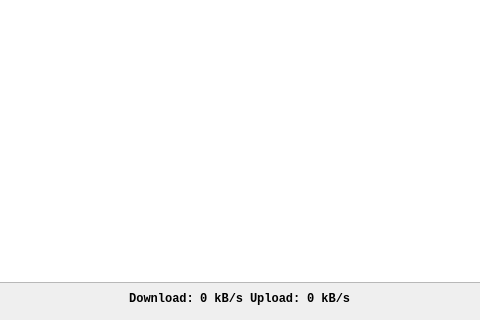
This is src/view/mainwindow.ui in haikion/afi-sync as Qt 5 draws it before an edit; both pictures show x 157 to 637 and y 280 to 600 of the 800 by 600 pixel window. The edited form follows.
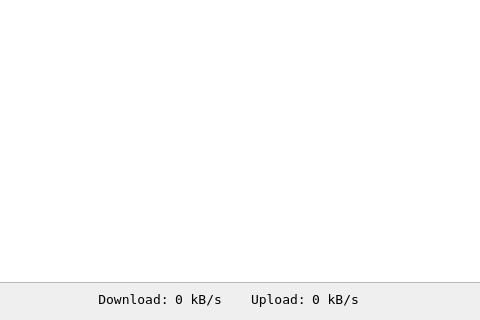
This is the edited form. Custom widgets are drawn as their Qt base class.

```diff
--- a/src/view/mainwindow.ui
+++ b/src/view/mainwindow.ui
@@ -78,9 +78,10 @@
          <widget class="QLabel" name="dlTitleLabel">
           <property name="font">
            <font>
-            <family>Courier New</family>
-            <weight>75</weight>
-            <bold>true</bold>
+            <family>DejaVu Sans Mono</family>
+            <pointsize>10</pointsize>
+            <weight>50</weight>
+            <bold>false</bold>
            </font>
           </property>
           <property name="text">
@@ -93,11 +94,18 @@
         </item>
         <item>
          <widget class="QLabel" name="dlValueLabel">
+          <property name="minimumSize">
+           <size>
+            <width>70</width>
+            <height>0</height>
+           </size>
+          </property>
           <property name="font">
            <font>
-            <family>Courier New</family>
-            <weight>75</weight>
-            <bold>true</bold>
+            <family>DejaVu Sans Mono</family>
+            <pointsize>10</pointsize>
+            <weight>50</weight>
+            <bold>false</bold>
            </font>
           </property>
           <property name="text">
@@ -109,10 +117,10 @@
          <widget class="QLabel" name="ulTitleLabel">
           <property name="font">
            <font>
-            <family>Courier New</family>
-            <pointsize>9</pointsize>
-            <weight>75</weight>
-            <bold>true</bold>
+            <family>DejaVu Sans Mono</family>
+            <pointsize>10</pointsize>
+            <weight>50</weight>
+            <bold>false</bold>
            </font>
           </property>
           <property name="text">
@@ -122,11 +130,18 @@
         </item>
         <item>
          <widget class="QLabel" name="ulValueLabel">
+          <property name="minimumSize">
+           <size>
+            <width>70</width>
+            <height>0</height>
+           </size>
+          </property>
           <property name="font">
            <font>
-            <family>Courier New</family>
-            <weight>75</weight>
-            <bold>true</bold>
+            <family>DejaVu Sans Mono</family>
+            <pointsize>10</pointsize>
+            <weight>50</weight>
+            <bold>false</bold>
            </font>
           </property>
           <property name="text">
```
